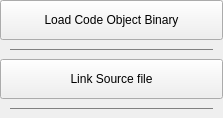
Before: the Qt Designer form source/radeon_gpu_analyzer_gui/ui/rg_link_source_menu_item.ui in GPUOpen-Tools/radeon_gpu_analyzer, drawn with Qt 5.
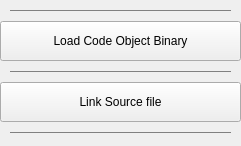
After: the same form once the commit is applied. Icons and pictures are not drawn.

```diff
--- a/source/radeon_gpu_analyzer_gui/ui/rg_link_source_menu_item.ui
+++ b/source/radeon_gpu_analyzer_gui/ui/rg_link_source_menu_item.ui
@@ -6,8 +6,8 @@
    <rect>
     <x>0</x>
     <y>0</y>
-    <width>223</width>
-    <height>118</height>
+    <width>241</width>
+    <height>146</height>
    </rect>
   </property>
   <property name="windowTitle">
@@ -32,6 +32,44 @@
    <property name="bottomMargin">
     <number>0</number>
    </property>
+   <item>
+    <layout class="QHBoxLayout" name="horizontalLayout_3">
+     <property name="spacing">
+      <number>0</number>
+     </property>
+     <property name="leftMargin">
+      <number>10</number>
+     </property>
+     <property name="topMargin">
+      <number>8</number>
+     </property>
+     <property name="rightMargin">
+      <number>10</number>
+     </property>
+     <property name="bottomMargin">
+      <number>8</number>
+     </property>
+     <item>
+      <widget class="Line" name="line_3">
+       <property name="styleSheet">
+        <string notr="true">color: gray;</string>
+       </property>
+       <property name="frameShadow">
+        <enum>QFrame::Shadow::Plain</enum>
+       </property>
+       <property name="lineWidth">
+        <number>1</number>
+       </property>
+       <property name="midLineWidth">
+        <number>0</number>
+       </property>
+       <property name="orientation">
+        <enum>Qt::Orientation::Horizontal</enum>
+       </property>
+      </widget>
+     </item>
+    </layout>
+   </item>
    <item>
     <widget class="QPushButton" name="loadCodeObjectButton">
      <property name="sizePolicy">
```
Left out of the diff: 14 changed lines with no effect on the pictures.
